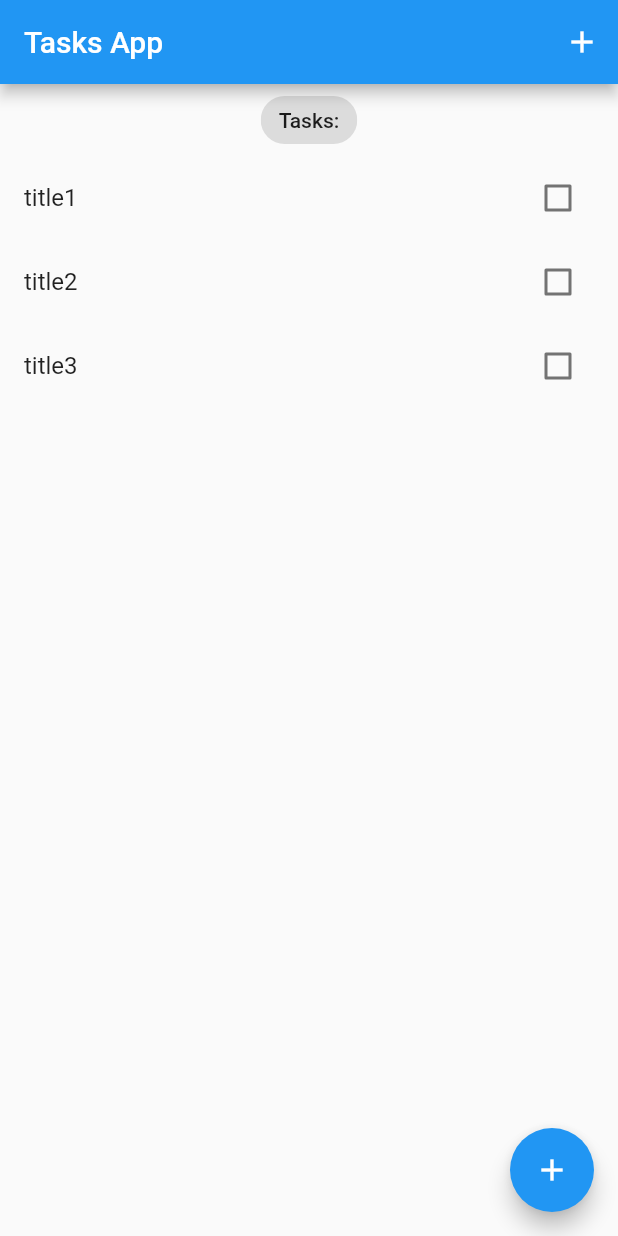
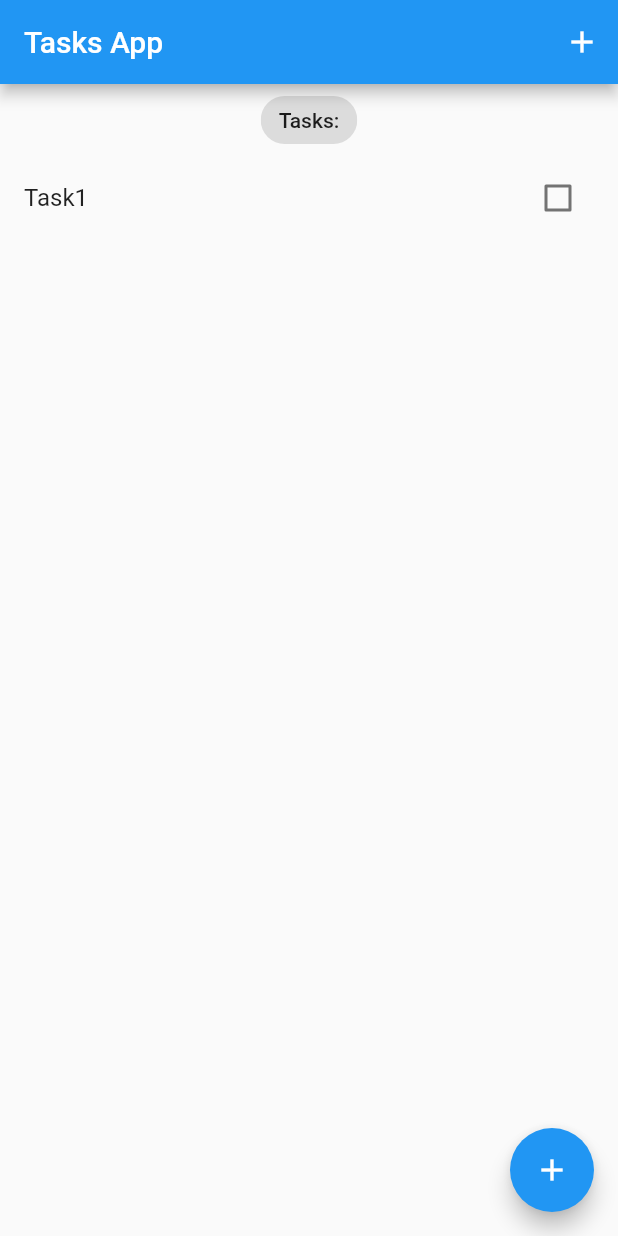
Before and after one commit to Hall-e3/flutter_bloc, a Flutter app: the screen it shows after launch, after a tap on the "add" icon, on a phone screen of 412 x 824 dp. Run offline on Flutter 3.47's test engine with Material 2 defaults, Android fonts, the phone set to English and light mode, and no system bars; our stand-ins replace equatable, flutter_bloc.

Commit message:
new changes

```diff
--- a/lib/logic/blocs/bloc/tasks_bloc.dart
+++ b/lib/logic/blocs/bloc/tasks_bloc.dart
@@ -1,4 +1,5 @@
-import 'package:bloc/bloc.dart';
+import '../bloc_exports.dart';
+
 import 'package:bloc_demo/data/models/task.dart';
 import 'package:equatable/equatable.dart';
 
--- a/lib/logic/blocs/bloc_exports.dart
+++ b/lib/logic/blocs/bloc_exports.dart
@@ -0,0 +1,2 @@
+export './bloc/tasks_bloc.dart';
+export 'package:flutter_bloc/flutter_bloc.dart';
--- a/lib/main.dart
+++ b/lib/main.dart
@@ -1,21 +1,30 @@
+import 'package:bloc_demo/data/models/task.dart';
 import 'package:bloc_demo/presentation/screens/tasks_screen.dart';
 import 'package:flutter/material.dart';
 
+import 'logic/blocs/bloc_exports.dart';
+
 void main() {
-  runApp(const MyApp());
+  BlocOverrides.runZoned(
+    () => runApp(const MyApp()),
+  );
 }
 
 class MyApp extends StatelessWidget {
   const MyApp({super.key});
   @override
   Widget build(BuildContext context) {
-    return MaterialApp(
-      title: 'Flutter Demo',
-      debugShowCheckedModeBanner: false,
-      theme: ThemeData(
-        primarySwatch: Colors.blue,
+    return BlocProvider(
+      create: (context) =>
+          TasksBloc()..add(AddTask(task: Task(title: "Task1"))),
+      child: MaterialApp(
+        title: 'Flutter Demo',
+        debugShowCheckedModeBanner: false,
+        theme: ThemeData(
+          primarySwatch: Colors.blue,
+        ),
+        home: TasksScreen(),
       ),
-      home: TasksScreen(),
     );
   }
 }
--- a/lib/presentation/screens/tasks_screen.dart
+++ b/lib/presentation/screens/tasks_screen.dart
@@ -1,22 +1,43 @@
-import 'package:bloc_demo/data/models/task.dart';
 import 'package:flutter/material.dart';
+import '../../data/models/task.dart';
+import '../../logic/blocs/bloc_exports.dart';
+import "../widgets/tasks_list.dart";
 
 // ignore: must_be_immutable
 class TasksScreen extends StatelessWidget {
   TasksScreen({super.key});
 
-  List<Task> tasksList = [
-    Task(title: "title1"),
-    Task(title: "title2"),
-    Task(title: "title3")
-  ];
+  TextEditingController titleController = TextEditingController();
+
+  void _addTask(BuildContext context) {
+    showModalBottomSheet(
+        context: context,
+        builder: (context) => SingleChildScrollView(
+              child: Container(
+                padding: EdgeInsets.only(
+                    bottom: MediaQuery.of(context).viewInsets.bottom),
+                child: Column(
+                  children: [
+                    TextField(
+                      controller: titleController,
+                    )
+                  ],
+                ),
+              ),
+            ));
+  }
 
   @override
   Widget build(BuildContext context) {
+    return BlocBuilder<TasksBloc, TasksState>(
+      builder: (context, state) {
+        List<Task> tasksList = state.allTasks;
         return Scaffold(
           appBar: AppBar(
             title: const Text("Tasks App"),
-        actions: [IconButton(onPressed: () {}, icon: const Icon(Icons.add))],
+            actions: [
+              IconButton(onPressed: () {}, icon: const Icon(Icons.add))
+            ],
           ),
           body: Column(
             crossAxisAlignment: CrossAxisAlignment.center,
@@ -26,25 +47,16 @@ class TasksScreen extends StatelessWidget {
                   label: Text("Tasks:"),
                 ),
               ),
-          Expanded(
-            child: ListView.builder(
-                itemCount: tasksList.length,
-                itemBuilder: (contex, index) {
-                  var task = tasksList[index];
-                  return ListTile(
-                    title: Text(task.title),
-                    trailing:
-                        Checkbox(value: task.isDone, onChanged: (value) {}),
-                  );
-                }),
-          )
+              TasksList(tasksList: tasksList)
             ],
           ),
           floatingActionButton: FloatingActionButton(
-        onPressed: () {},
+            onPressed: () => _addTask(context),
             tooltip: 'Add Task',
             child: const Icon(Icons.add),
           ),
         );
+      },
+    );
   }
 }
--- /dev/null
+++ b/lib/presentation/widgets/tasks_list.dart
@@ -0,0 +1,27 @@
+import 'package:flutter/material.dart';
+
+import '../../data/models/task.dart';
+
+class TasksList extends StatelessWidget {
+  const TasksList({
+    super.key,
+    required this.tasksList,
+  });
+
+  final List<Task> tasksList;
+
+  @override
+  Widget build(BuildContext context) {
+    return Expanded(
+      child: ListView.builder(
+          itemCount: tasksList.length,
+          itemBuilder: (contex, index) {
+            var task = tasksList[index];
+            return ListTile(
+              title: Text(task.title),
+              trailing: Checkbox(value: task.isDone, onChanged: (value) {}),
+            );
+          }),
+    );
+  }
+}
```
Lines whose indentation alone changed are shown as unchanged.
